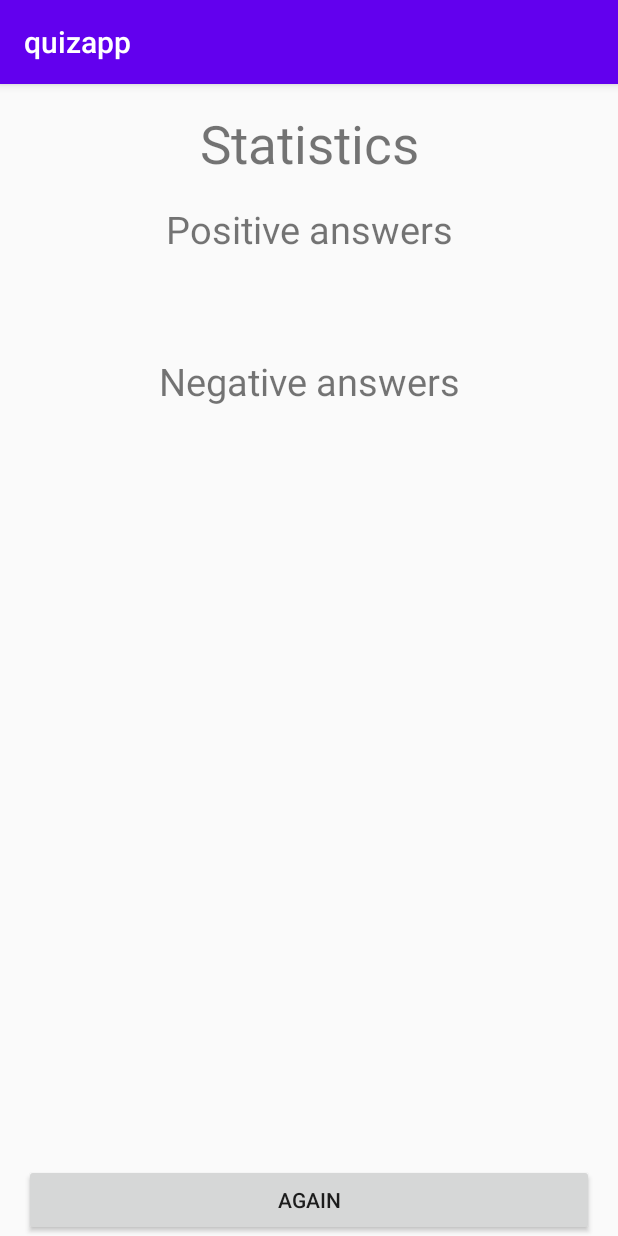
After one commit to bartek-bartlomiej/agh-toik-quiz-app, an Android app: the StatisticsActivity screen opened directly, with no data from a screen before it, on a phone screen of 412 x 824 dp. The commit adds this screen. Run offline under Robolectric (Android 15) with nearby library versions, the phone set to English and light mode, and no system bars; libraries missing offline, so code that uses them is left out: pl.edu.agh; 3 statements that could not run were skipped.

Commit message:
Add statistics activity

```diff
--- a/quizapp/app/src/main/AndroidManifest.xml
+++ b/quizapp/app/src/main/AndroidManifest.xml
@@ -9,7 +9,8 @@
         android:roundIcon="@mipmap/ic_launcher_round"
         android:supportsRtl="true"
         android:theme="@style/AppTheme">
-        <activity android:name=".QuizActivity"></activity>
+        <activity android:name=".StatisticsActivity"></activity>
+        <activity android:name=".QuizActivity" />
         <activity android:name=".MainActivity">
             <intent-filter>
                 <action android:name="android.intent.action.MAIN" />
--- /dev/null
+++ b/quizapp/app/src/main/java/pl/edu/agh/toik/quizapp/StatisticsActivity.kt
@@ -0,0 +1,23 @@
+package pl.edu.agh.toik.quizapp
+
+import android.content.Intent
+import android.os.Bundle
+import android.view.View
+import androidx.appcompat.app.AppCompatActivity
+import kotlinx.android.synthetic.main.activity_statistics.*
+
+
+class StatisticsActivity : AppCompatActivity() {
+
+    override fun onCreate(savedInstanceState: Bundle?) {
+        super.onCreate(savedInstanceState)
+        setContentView(R.layout.activity_statistics)
+        val statistics = intent.getSerializableExtra(EXTRA_STATISTICS) as Statistics
+        textViewPositiveAnswersNum.text = statistics.positiveAnswers.toString()
+        textViewNegativeAnswersNum.text = statistics.negativeAnswers.toString()
+    }
+
+    fun returnToMainActivity(view: View) {
+        navigateUpTo(Intent(baseContext, MainActivity::class.java))
+    }
+}
--- /dev/null
+++ b/quizapp/app/src/main/res/layout/activity_statistics.xml
@@ -0,0 +1,60 @@
+<?xml version="1.0" encoding="utf-8"?>
+<RelativeLayout xmlns:android="http://schemas.android.com/apk/res/android"
+    android:layout_width="match_parent"
+    android:layout_height="match_parent"
+    android:paddingLeft="16dp"
+    android:paddingRight="16dp" >
+    <TextView
+        android:id="@+id/textViewStatistics"
+        android:layout_width="match_parent"
+        android:layout_height="wrap_content"
+        android:paddingTop="16dp"
+        android:gravity="center"
+        android:text="@string/text_view_statistics"
+        android:textSize="35sp"/>
+    <TextView
+        android:id="@+id/textViewPositiveAnswers"
+        android:layout_width="match_parent"
+        android:layout_height="wrap_content"
+        android:paddingTop="16dp"
+        android:gravity="center"
+        android:layout_below="@id/textViewStatistics"
+        android:text="@string/text_view_positive_answers"
+        android:textSize="25sp"/>
+    <TextView
+        android:id="@+id/textViewPositiveAnswersNum"
+        android:layout_width="match_parent"
+        android:layout_height="wrap_content"
+        android:paddingTop="16dp"
+        android:gravity="center"
+        android:layout_below="@id/textViewPositiveAnswers"
+        android:textColor="#00FF00"
+        android:textSize="25sp"/>
+    <TextView
+        android:id="@+id/textViewNegativeAnswers"
+        android:layout_width="match_parent"
+        android:layout_height="wrap_content"
+        android:paddingTop="16dp"
+        android:gravity="center"
+        android:layout_below="@id/textViewPositiveAnswersNum"
+        android:text="@string/text_view_negative_answers"
+        android:textSize="25sp"/>
+    <TextView
+        android:id="@+id/textViewNegativeAnswersNum"
+        android:layout_width="match_parent"
+        android:layout_height="wrap_content"
+        android:paddingTop="16dp"
+        android:gravity="center"
+        android:layout_below="@id/textViewNegativeAnswers"
+        android:textColor="#FF0000"
+        android:textSize="25sp"/>
+    <Button
+        android:id="@+id/buttonAgain"
+        android:layout_width="match_parent"
+        android:layout_height="wrap_content"
+        android:layout_alignParentBottom="true"
+        android:text="@string/button_again"
+        android:gravity="center"
+        android:onClick="returnToMainActivity"/>
+
+</RelativeLayout>
--- a/quizapp/app/src/main/res/values/strings.xml
+++ b/quizapp/app/src/main/res/values/strings.xml
@@ -4,4 +4,8 @@
     <string name="edit_text_quantity">Quantity</string>
     <string name="button_start">Start</string>
     <string name="button_next">Next</string>
+    <string name="button_again">Again</string>
+    <string name="text_view_statistics">Statistics</string>
+    <string name="text_view_positive_answers">Positive answers</string>
+    <string name="text_view_negative_answers">Negative answers</string>
 </resources>
```
Also changed, not shown: quizapp/app/src/main/java/pl/edu/agh/toik/quizapp/QuizActivity.kt (+23 -5 lines), quizapp/app/src/main/java/pl/edu/agh/toik/quizapp/Statistics.kt (added, +16 -0 lines).
